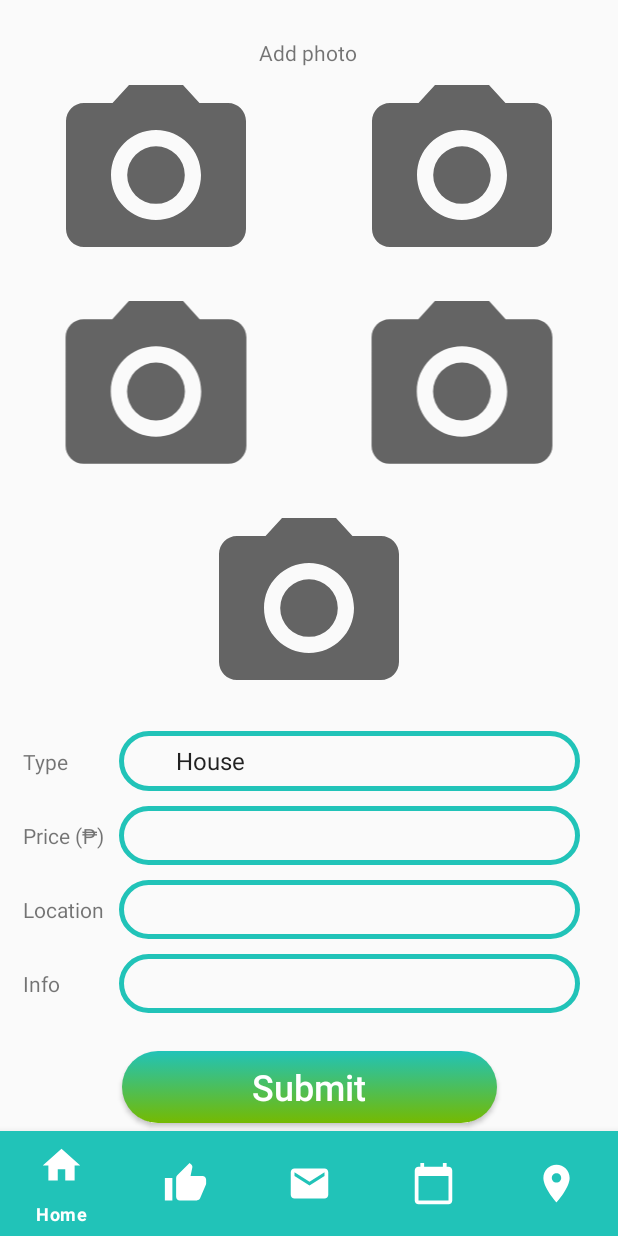
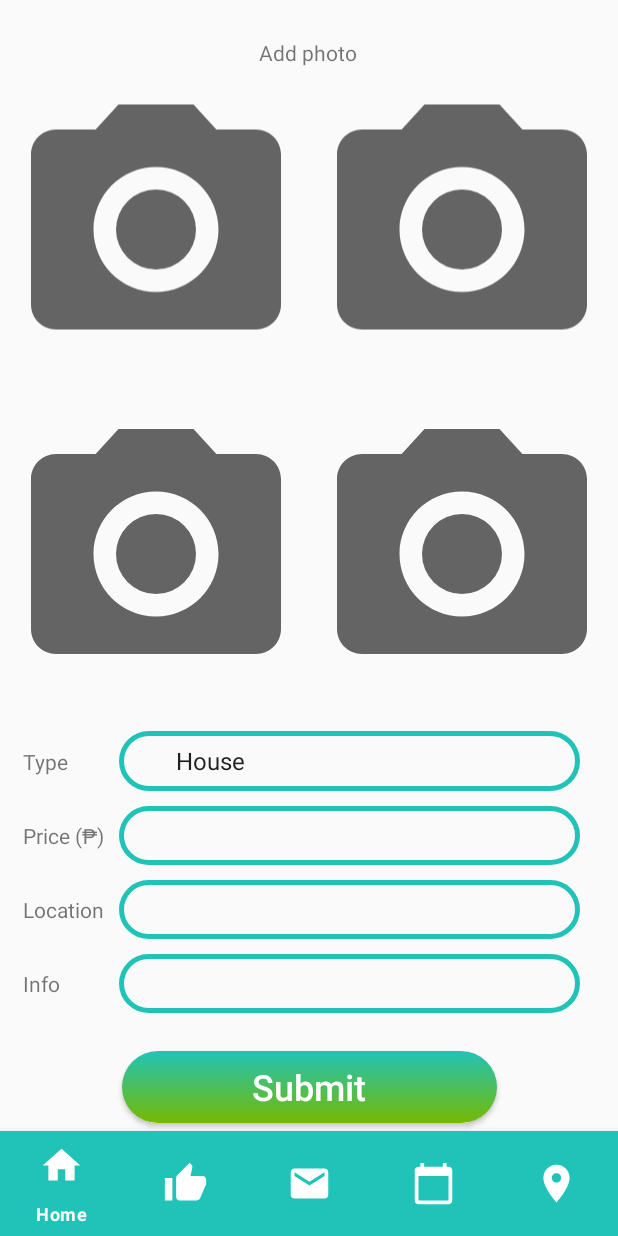
Before and after one commit to jhigger/Occupines, an Android app: the fragment FormFragment placed in its activity, on a phone screen of 412 x 824 dp. Run offline under Robolectric (Android 15) with nearby library versions, the phone set to English and light mode, and no system bars; our stand-ins replace Firebase (no records; nobody signed in at launch, a user with empty details on screens opened directly), Picasso; libraries missing offline, so code that uses them is left out: com.google.maps.android, com.kizitonwose.calendarview; pictures from the network do not load; 2 statements that could not run were skipped.

Commit message:
Refactored
Signed-off-by: jhigger <njohnjhigger@gmail.com>

```diff
--- a/app/src/main/res/layout/fragment_form.xml
+++ b/app/src/main/res/layout/fragment_form.xml
@@ -47,7 +47,7 @@
         android:layout_height="0dp"
         android:contentDescription="@string/icon"
         android:transitionName="icon"
-        app:layout_constraintBottom_toTopOf="@+id/photo5"
+        app:layout_constraintBottom_toTopOf="@id/form"
         app:layout_constraintEnd_toStartOf="@+id/photo4"
         app:layout_constraintStart_toStartOf="parent"
         app:layout_constraintTop_toBottomOf="@+id/photo1"
@@ -59,22 +59,10 @@
         android:layout_height="0dp"
         android:contentDescription="@string/icon"
         android:transitionName="icon"
-        app:layout_constraintBottom_toTopOf="@+id/photo5"
+        app:layout_constraintBottom_toTopOf="@+id/form"
         app:layout_constraintEnd_toEndOf="parent"
         app:layout_constraintStart_toEndOf="@id/photo3"
         app:layout_constraintTop_toBottomOf="@+id/photo2"
-        app:srcCompat="@drawable/ic_camera" />
-
-    <ImageView
-        android:id="@+id/photo5"
-        android:layout_width="200dp"
-        android:layout_height="0dp"
-        android:contentDescription="@string/icon"
-        android:transitionName="icon"
-        app:layout_constraintBottom_toTopOf="@+id/form"
-        app:layout_constraintEnd_toEndOf="parent"
-        app:layout_constraintStart_toStartOf="parent"
-        app:layout_constraintTop_toBottomOf="@+id/photo3"
         app:srcCompat="@drawable/ic_camera" />
 
     <androidx.constraintlayout.widget.ConstraintLayout
@@ -88,7 +76,7 @@
         app:layout_constraintEnd_toEndOf="parent"
         app:layout_constraintHorizontal_bias="0.5"
         app:layout_constraintStart_toStartOf="parent"
-        app:layout_constraintTop_toBottomOf="@+id/photo5">
+        app:layout_constraintTop_toBottomOf="@+id/photo4">
 
         <TextView
             android:id="@+id/textType"
```
